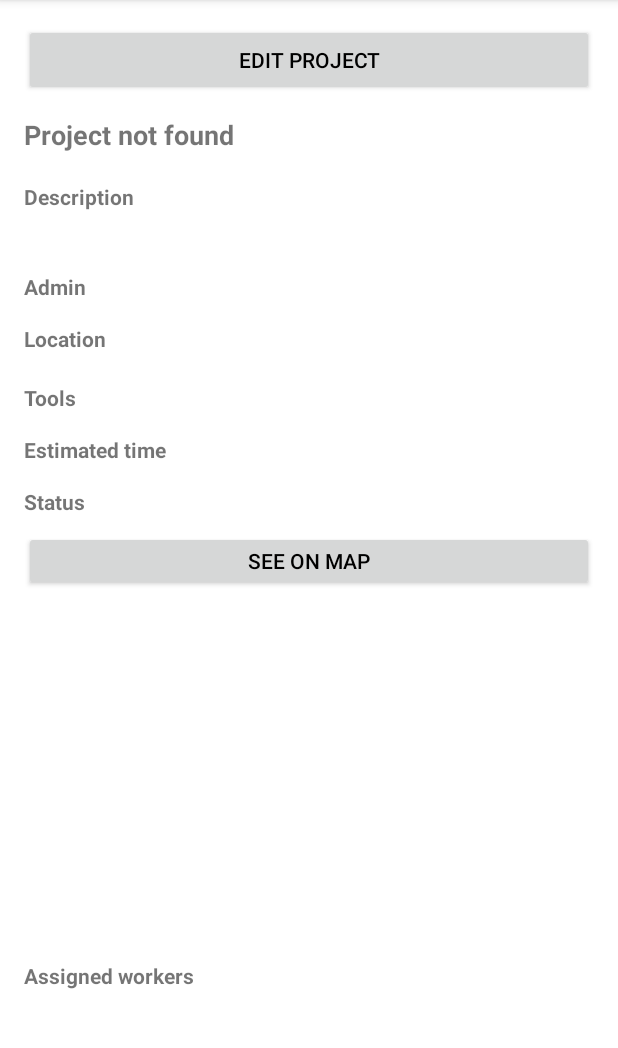
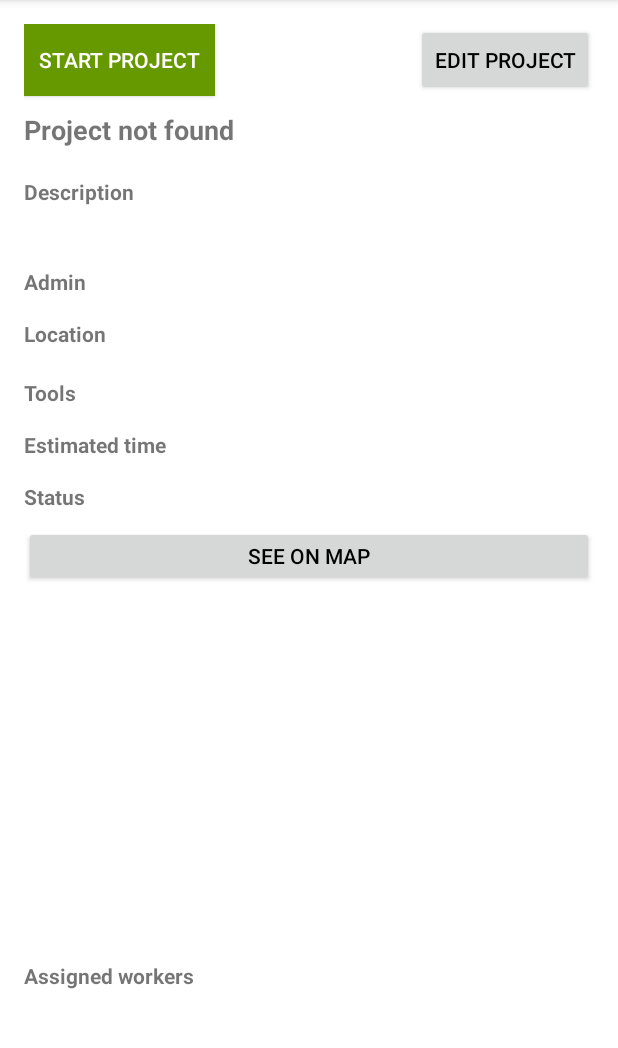
Before and after one commit to Schuleboogie/verkvitinn-android, an Android app: the ProjectScreen screen opened directly, with no data from a screen before it, on a phone screen of 412 x 824 dp, the part 84-1132 px from its top. Run offline under Robolectric (Android 15) with nearby library versions, the phone set to English and light mode, and no system bars.

Commit message:
Project start/finish

```diff
--- a/app/src/main/java/is/hi/verkvitinn/CreateProject.java
+++ b/app/src/main/java/is/hi/verkvitinn/CreateProject.java
@@ -78,12 +78,12 @@ public class CreateProject extends AppCompatActivity {
         String projectLocation = projectLocationField.getText().toString();
         String projectTools = projectToolsField.getText().toString();
         String projectEstTime = projectEstTimeField.getText().toString();
-        Date projectStartTime = new Date();
-        Date projectFinishTime = new Date();
+        Date projectStartTime = null;
+        Date projectFinishTime = null;
         // Ná í workera hér
         String[] projectWorkers = new String[3];
         String[] projectHeadWorkers = new String[3];
-        String projectStatus = "not-started";
+        String projectStatus = "Not started";
         // Assign admin hér
         String admin = "Skúli Ingvarsson";
         Project newProject = new Project(projectName, admin, projectDescription, projectLocation, projectTools, projectEstTime, projectStartTime, projectFinishTime, projectWorkers, projectHeadWorkers, projectStatus);
--- a/app/src/main/java/is/hi/verkvitinn/service/ProjectService.java
+++ b/app/src/main/java/is/hi/verkvitinn/service/ProjectService.java
@@ -87,7 +87,7 @@ public class ProjectService {
 	public boolean startProject(Long projectId, Context context) {
 		Project project = projects.findOne(projectId, context);
 		if (project != null) {
-			project.setStatus("in-progress");
+			project.setStatus("In progress");
 			// Set start time
 			project.setStartTime(new Date());
 			Project updatedProject = projects.save(project, context);
@@ -100,7 +100,7 @@ public class ProjectService {
 	public boolean finishProject(Long projectId, Context context) {
 		Project project = projects.findOne(projectId, context);
 		if (project != null) {
-			project.setStatus("finished");
+			project.setStatus("Finished");
 			// Set finish time
 			project.setFinishTime(new Date());
 			Project updatedProject = projects.save(project, context);
--- a/app/src/main/res/layout/activity_project_screen.xml
+++ b/app/src/main/res/layout/activity_project_screen.xml
@@ -12,14 +12,12 @@
 
     <TextView
         android:id="@+id/tv_projectName"
-        android:layout_width="wrap_content"
+        android:layout_width="match_parent"
         android:layout_height="wrap_content"
-        android:layout_alignParentEnd="true"
         android:layout_alignParentLeft="true"
-        android:layout_alignParentRight="true"
         android:layout_alignParentStart="true"
         android:layout_below="@+id/editProjectButton"
-        android:layout_marginTop="13dp"
+        android:layout_marginTop="10dp"
         android:textSize="18sp"
         android:textStyle="bold" />
 
@@ -104,9 +102,7 @@
         android:layout_width="wrap_content"
         android:layout_height="wrap_content"
         android:layout_alignParentEnd="true"
-        android:layout_alignParentLeft="true"
         android:layout_alignParentRight="true"
-        android:layout_alignParentStart="true"
         android:layout_alignParentTop="true"
         android:onClick="editProject"
         android:text="Edit project" />
@@ -198,4 +194,33 @@
         android:layout_alignParentRight="true"
         android:layout_alignParentEnd="true" />
 
+    <Button
+        android:id="@+id/startProjectButton"
+        android:layout_width="wrap_content"
+        android:layout_height="wrap_content"
+        android:layout_above="@+id/tv_projectName"
+        android:layout_alignParentLeft="true"
+        android:layout_alignParentStart="true"
+        android:background="@android:color/holo_green_dark"
+        android:onClick="startProject"
+        android:paddingLeft="10dp"
+        android:paddingRight="10dp"
+        android:text="Start project"
+        android:textColor="@android:color/background_light" />
+
+    <Button
+        android:id="@+id/finishProjectButton"
+        android:layout_width="wrap_content"
+        android:layout_height="wrap_content"
+        android:layout_above="@+id/tv_projectName"
+        android:layout_alignParentLeft="true"
+        android:layout_alignParentStart="true"
+        android:background="@android:color/holo_red_light"
+        android:onClick="finishProject"
+        android:paddingLeft="10dp"
+        android:paddingRight="10dp"
+        android:text="Finish project"
+        android:textColor="@color/common_google_signin_btn_text_dark_default"
+        android:visibility="invisible" />
+
 </RelativeLayout>
```
Also changed, not shown: app/src/main/java/is/hi/verkvitinn/ProjectScreen.java (+34 -1 lines).
